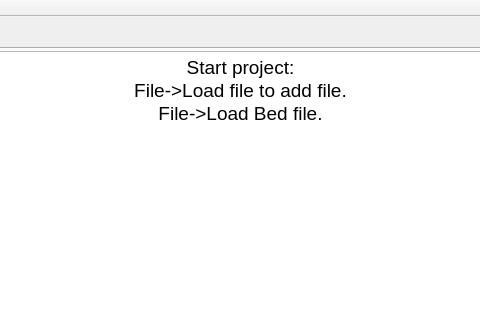
Before: the Qt Designer form MainWindow.ui in SchulzLab/TFML, drawn with Qt 5; both pictures show x 447 to 927 and y 0 to 320 of the 1080 by 783 pixel window.
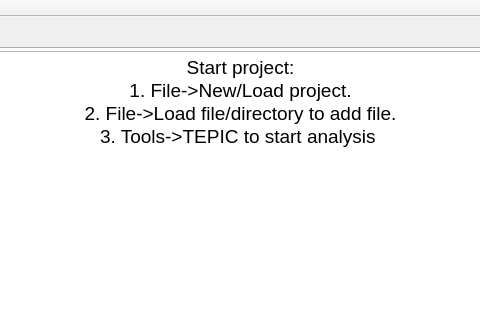
After: the same form once the commit is applied. Custom widgets are drawn as their Qt base class.

Commit message:
Support switch project
Before load another project, we clear the filelist and result list first.
Check if there is active project to determine the visibility of open file and ither menu.
Change guideline text in default tab

Patch:
```diff
--- a/MainWindow.ui
+++ b/MainWindow.ui
@@ -75,8 +75,9 @@
 p, li { white-space: pre-wrap; }
 &lt;/style&gt;&lt;/head&gt;&lt;body style=&quot; font-family:'DejaVu Sans'; font-size:14pt; font-weight:400; font-style:normal;&quot;&gt;
 &lt;p align=&quot;center&quot; style=&quot; margin-top:0px; margin-bottom:0px; margin-left:0px; margin-right:0px; -qt-block-indent:0; text-indent:0px;&quot;&gt;Start project:&lt;/p&gt;
-&lt;p align=&quot;center&quot; style=&quot; margin-top:0px; margin-bottom:0px; margin-left:0px; margin-right:0px; -qt-block-indent:0; text-indent:0px;&quot;&gt;File-&amp;gt;Load file to add file.&lt;/p&gt;
-&lt;p align=&quot;center&quot; style=&quot; margin-top:0px; margin-bottom:0px; margin-left:0px; margin-right:0px; -qt-block-indent:0; text-indent:0px;&quot;&gt;File-&amp;gt;Load Bed file.&lt;/p&gt;&lt;/body&gt;&lt;/html&gt;</string>
+&lt;p align=&quot;center&quot; style=&quot; margin-top:0px; margin-bottom:0px; margin-left:0px; margin-right:0px; -qt-block-indent:0; text-indent:0px;&quot;&gt;1. File-&amp;gt;New/Load project.&lt;/p&gt;
+&lt;p align=&quot;center&quot; style=&quot; margin-top:0px; margin-bottom:0px; margin-left:0px; margin-right:0px; -qt-block-indent:0; text-indent:0px;&quot;&gt;2. File-&amp;gt;Load file/directory to add file.&lt;/p&gt;
+&lt;p align=&quot;center&quot; style=&quot; margin-top:0px; margin-bottom:0px; margin-left:0px; margin-right:0px; -qt-block-indent:0; text-indent:0px;&quot;&gt;3. Tools-&amp;gt;TEPIC to start analysis &lt;/p&gt;&lt;/body&gt;&lt;/html&gt;</string>
           </property>
          </widget>
         </item>
```
The commit also changes 7 other files.
